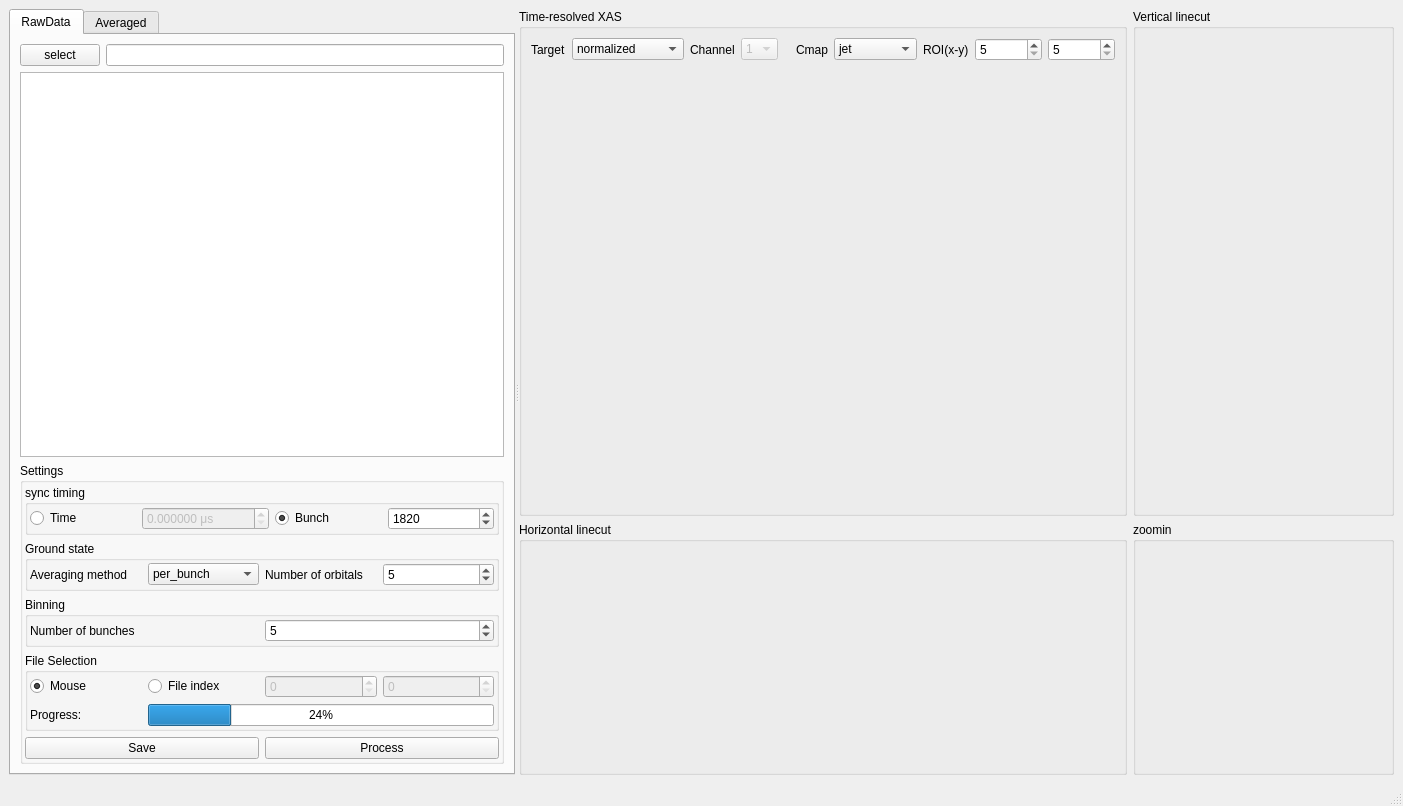
The window that src/trxasviewer/viewer.ui (AdvancedPhotonSource/trxasviewer) describes before a commit, drawn with Qt 5.
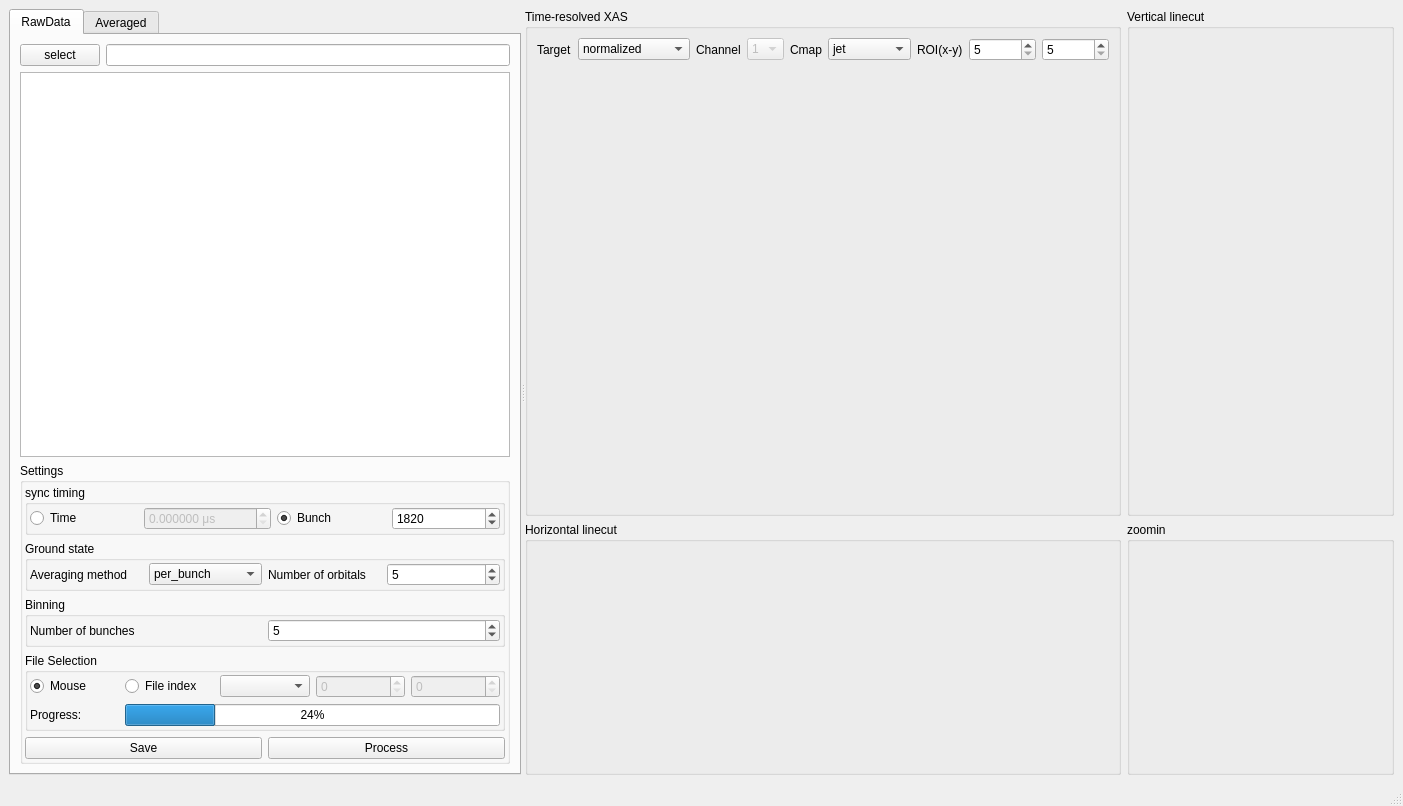
The same window after the commit. Custom widgets are drawn as their Qt base class.

Diff of the .ui file:
```diff
--- a/src/trxasviewer/viewer.ui
+++ b/src/trxasviewer/viewer.ui
@@ -288,6 +288,16 @@
                  <property name="bottomMargin">
                   <number>2</number>
                  </property>
+                 <item row="0" column="1">
+                  <widget class="QRadioButton" name="radioButton_selection_by_index">
+                   <property name="enabled">
+                    <bool>true</bool>
+                   </property>
+                   <property name="text">
+                    <string>File index</string>
+                   </property>
+                  </widget>
+                 </item>
                  <item row="0" column="0">
                   <widget class="QRadioButton" name="radioButton_selection_by_mouse">
                    <property name="text">
@@ -298,37 +308,7 @@
                    </property>
                   </widget>
                  </item>
-                 <item row="0" column="2">
-                  <widget class="QSpinBox" name="spinBox_fileindex_min">
-                   <property name="enabled">
-                    <bool>false</bool>
-                   </property>
-                   <property name="maximum">
-                    <number>99999</number>
-                   </property>
-                  </widget>
-                 </item>
-                 <item row="0" column="1">
-                  <widget class="QRadioButton" name="radioButton_selection_by_index">
-                   <property name="enabled">
-                    <bool>true</bool>
-                   </property>
-                   <property name="text">
-                    <string>File index</string>
-                   </property>
-                  </widget>
-                 </item>
-                 <item row="0" column="3">
-                  <widget class="QSpinBox" name="spinBox_fileindex_max">
-                   <property name="enabled">
-                    <bool>false</bool>
-                   </property>
-                   <property name="maximum">
-                    <number>99999</number>
-                   </property>
-                  </widget>
-                 </item>
-                 <item row="1" column="1" colspan="3">
+                 <item row="1" column="1" colspan="4">
                   <widget class="QProgressBar" name="progressBar">
                    <property name="value">
                     <number>24</number>
@@ -342,6 +322,29 @@
                    </property>
                   </widget>
                  </item>
+                 <item row="0" column="4">
+                  <widget class="QSpinBox" name="spinBox_fileindex_max">
+                   <property name="enabled">
+                    <bool>false</bool>
+                   </property>
+                   <property name="maximum">
+                    <number>99999</number>
+                   </property>
+                  </widget>
+                 </item>
+                 <item row="0" column="3">
+                  <widget class="QSpinBox" name="spinBox_fileindex_min">
+                   <property name="enabled">
+                    <bool>false</bool>
+                   </property>
+                   <property name="maximum">
+                    <number>99999</number>
+                   </property>
+                  </widget>
+                 </item>
+                 <item row="0" column="2">
+                  <widget class="QComboBox" name="comboBox_fileindex_prefix"/>
+                 </item>
                 </layout>
                </widget>
               </item>
@@ -529,6 +532,12 @@
            </item>
            <item row="0" column="7">
             <widget class="QLabel" name="label_3">
+             <property name="sizePolicy">
+              <sizepolicy hsizetype="Minimum" vsizetype="Preferred">
+               <horstretch>0</horstretch>
+               <verstretch>0</verstretch>
+              </sizepolicy>
+             </property>
              <property name="text">
               <string>Cmap</string>
              </property>
@@ -547,30 +556,14 @@
              </property>
             </widget>
            </item>
-           <item row="0" column="4">
-            <widget class="QComboBox" name="comboBox_channel_num">
-             <property name="enabled">
-              <bool>false</bool>
-             </property>
-             <item>
-              <property name="text">
-               <string>1</string>
-              </property>
-             </item>
-             <item>
-              <property name="text">
-               <string>2</string>
-              </property>
-             </item>
-             <item>
-              <property name="text">
-               <string>0</string>
-              </property>
-             </item>
-            </widget>
-           </item>
            <item row="0" column="1">
             <widget class="QLabel" name="label_10">
+             <property name="sizePolicy">
+              <sizepolicy hsizetype="Minimum" vsizetype="Preferred">
+               <horstretch>0</horstretch>
+               <verstretch>0</verstretch>
+              </sizepolicy>
+             </property>
              <property name="text">
               <string>Target</string>
              </property>
@@ -598,6 +591,12 @@
            </item>
            <item row="0" column="9">
             <widget class="QLabel" name="label">
+             <property name="sizePolicy">
+              <sizepolicy hsizetype="Minimum" vsizetype="Preferred">
+               <horstretch>0</horstretch>
+               <verstretch>0</verstretch>
+              </sizepolicy>
+             </property>
              <property name="text">
               <string>ROI(x-y)</string>
              </property>
@@ -605,11 +604,39 @@
            </item>
            <item row="0" column="3">
             <widget class="QLabel" name="label_9">
+             <property name="sizePolicy">
+              <sizepolicy hsizetype="Minimum" vsizetype="Preferred">
+               <horstretch>0</horstretch>
+               <verstretch>0</verstretch>
+              </sizepolicy>
+             </property>
              <property name="text">
               <string>Channel</string>
              </property>
             </widget>
            </item>
+           <item row="0" column="4" colspan="3">
+            <widget class="QComboBox" name="comboBox_channel_num">
+             <property name="enabled">
+              <bool>false</bool>
+             </property>
+             <item>
+              <property name="text">
+               <string>1</string>
+              </property>
+             </item>
+             <item>
+              <property name="text">
+               <string>2</string>
+              </property>
+             </item>
+             <item>
+              <property name="text">
+               <string>0</string>
+              </property>
+             </item>
+            </widget>
+           </item>
           </layout>
          </widget>
         </item>
```
